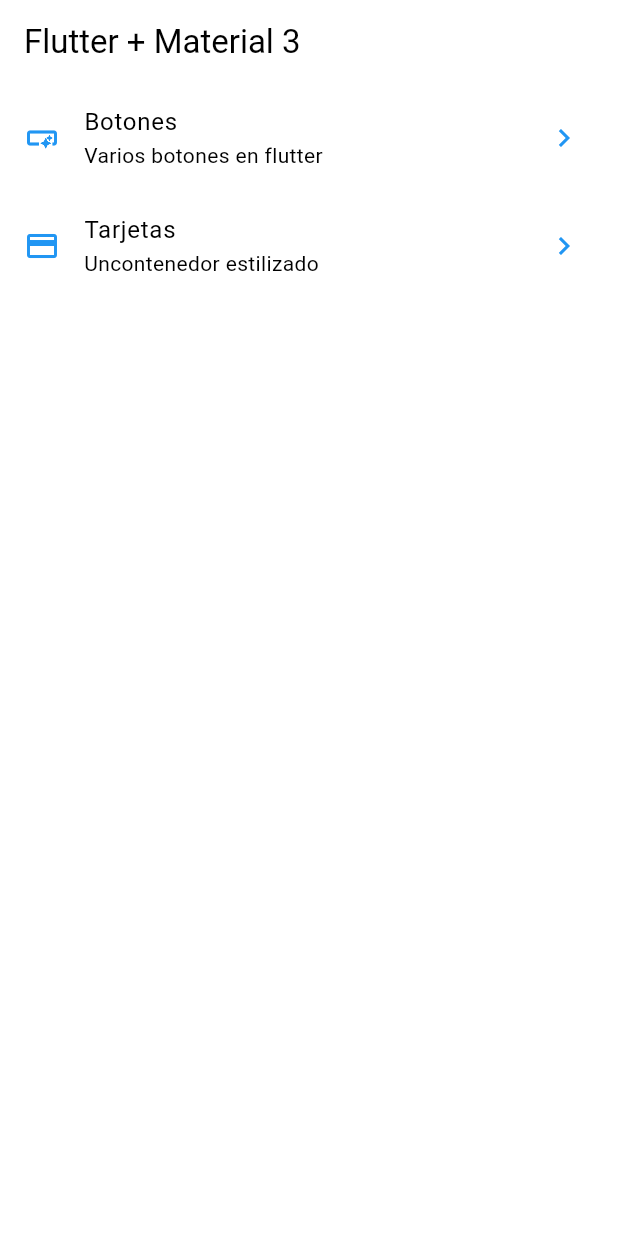
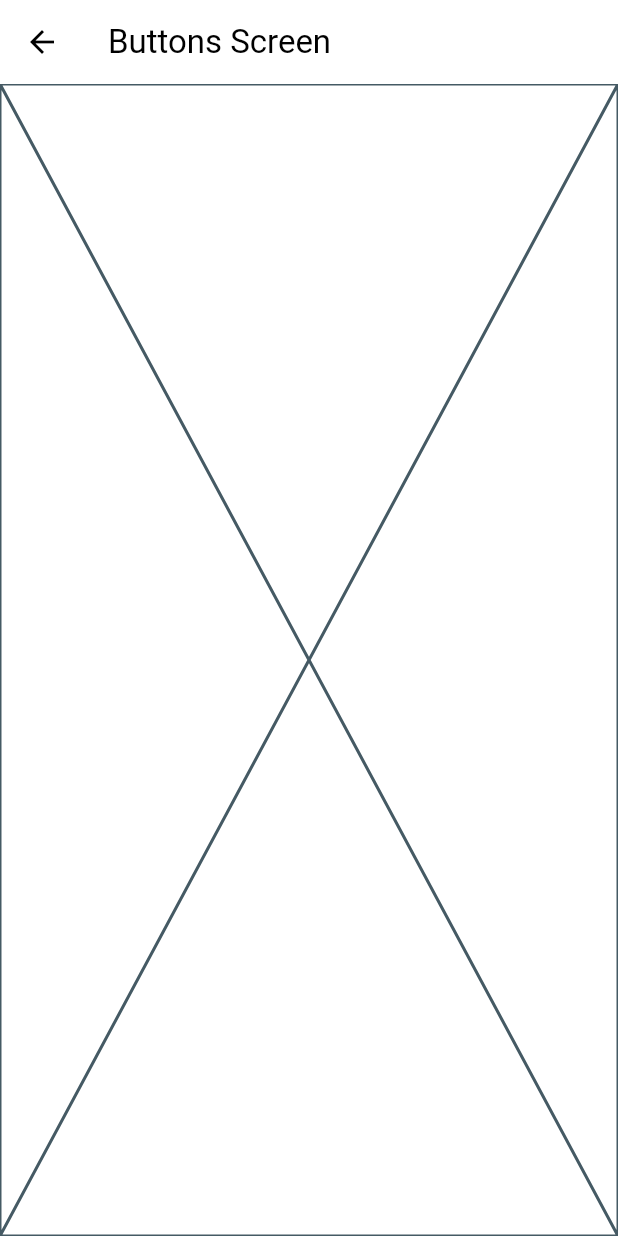
Before and after one commit to GustavoQuispeC/Widgets_App, a Flutter app: the screen it shows after launch, after a tap on "Botones", on a phone screen of 412 x 824 dp. Run offline on Flutter 3.47's test engine with Material 3 defaults, Android fonts, the phone set to English and light mode, and no system bars.

Commit message:
implementacion de navigation

```diff
--- a/lib/main.dart
+++ b/lib/main.dart
@@ -1,5 +1,7 @@
 import 'package:flutter/material.dart';
 import 'package:widgets_app/config/theme/app_theme.dart';
+import 'package:widgets_app/presentation/screens/buttons/buttons_screen.dart';
+import 'package:widgets_app/presentation/screens/cards/cards_screen.dart';
 import 'package:widgets_app/presentation/screens/home/home_screen.dart';
 
 void main() {
@@ -15,6 +17,10 @@ class MainApp extends StatelessWidget {
       debugShowCheckedModeBanner: false,
       theme: AppTheme(selectedColor: 2).getTheme(),
       home: const HomeScreen(),
+      routes: {
+        '/buttons': (context) => const ButtonsScreen(),
+        '/cards': (context) => const CardsScreen(),
+      },
     );
   }
 }
--- /dev/null
+++ b/lib/presentation/screens/buttons/buttons_screen.dart
@@ -0,0 +1,15 @@
+import 'package:flutter/material.dart';
+
+class ButtonsScreen extends StatelessWidget {
+  const ButtonsScreen({super.key});
+
+  @override
+  Widget build(BuildContext context) {
+    return Scaffold(
+      appBar: AppBar(
+        title: const Text('Buttons Screen'),
+      ),
+      body: const Placeholder(),
+    );
+  }
+}
--- a/lib/presentation/screens/home/home_screen.dart
+++ b/lib/presentation/screens/home/home_screen.dart
@@ -1,5 +1,6 @@
 import 'package:flutter/material.dart';
 import 'package:widgets_app/config/menu/menu_items.dart';
+import 'package:widgets_app/presentation/screens/buttons/buttons_screen.dart';
 
 class HomeScreen extends StatelessWidget {
   const HomeScreen({super.key});
@@ -46,7 +47,10 @@ class _CustomListile extends StatelessWidget {
         trailing: Icon(Icons.chevron_right, color: colors.primary),
         leading: Icon(menuItem.icon, color: colors.primary),
         onTap: () => {
-              //TODO: Implement navigation
+              // Navigator.of(context).push(MaterialPageRoute(
+              //     builder: (context) => const ButtonsScreen()))
+
+              Navigator.of(context).pushNamed(menuItem.link)
             });
   }
 }
```
Also changed, not shown: lib/presentation/screens/cards/cards_screen.dart (added, +15 -0 lines).
